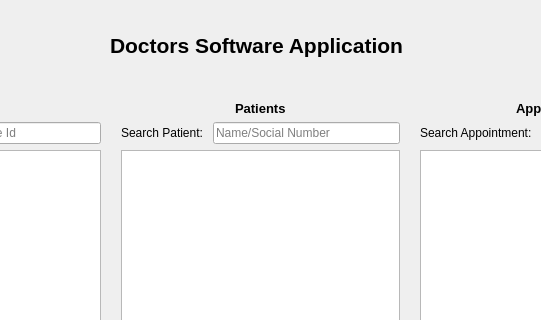
Before: the Qt Designer form GroupFour_DoctorsOffice/widget.ui in KittimasakBunrat/GroupFour_DoctorsOffice, drawn with Qt 5; both pictures show x 220 to 761 and y 0 to 320 of the 960 by 538 pixel window.
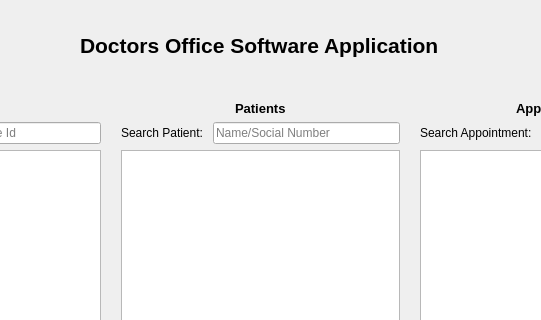
After: the same form once the commit is applied. Icons and pictures are not drawn.

Commit message: la till bild

```diff
--- a/GroupFour_DoctorsOffice/widget.ui
+++ b/GroupFour_DoctorsOffice/widget.ui
@@ -16,9 +16,9 @@
   <widget class="QLabel" name="label">
    <property name="geometry">
     <rect>
-     <x>330</x>
+     <x>300</x>
      <y>20</y>
-     <width>311</width>
+     <width>381</width>
      <height>51</height>
     </rect>
    </property>
@@ -31,7 +31,7 @@
     </font>
    </property>
    <property name="text">
-    <string>Doctors Software Application</string>
+    <string>Doctors Office Software Application</string>
    </property>
   </widget>
   <widget class="QWidget" name="layoutWidget">
```
Left out of the diff: 16 changed lines with no effect on the pictures. The commit also changes 2 other files.
